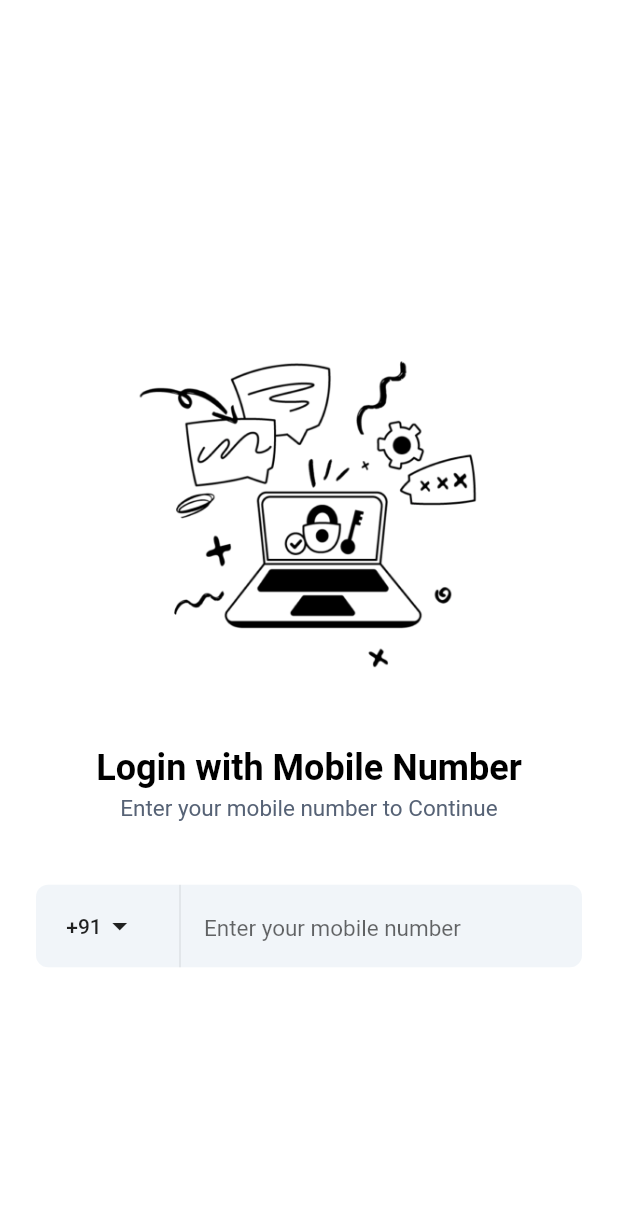
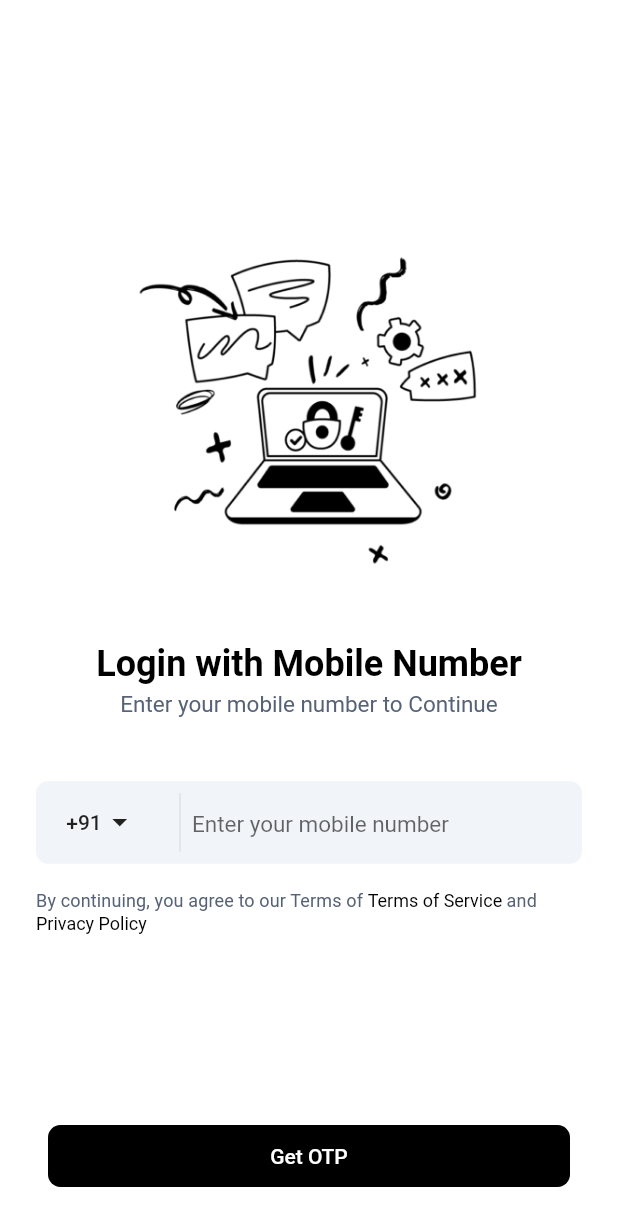
Before and after one commit to aninarafath6/arnhss, a Flutter app: the screen it shows after launch, after a tap on "Get Started", on a phone screen of 412 x 824 dp. Shown: the top 1226 px of the screen. Run offline on Flutter 3.47's test engine with Material 2 defaults, Android fonts, the phone set to English and light mode, and no system bars.

Commit message:
login ui

```diff
--- a/arnhss-app/lib/common/theme/text_theme.dart
+++ b/arnhss-app/lib/common/theme/text_theme.dart
@@ -19,4 +19,13 @@ class CustomTextTheme {
       height: 1.5,
     );
   }
+
+  static TextStyle paragraph2() {
+    return const TextStyle(
+      color: CustomColors.texty,
+      fontSize: 12,
+      fontWeight: FontWeight.normal,
+      height: 1.5,
+    );
+  }
 }
--- a/arnhss-app/lib/common/theme/theme.dart
+++ b/arnhss-app/lib/common/theme/theme.dart
@@ -9,8 +9,10 @@ class Theming {
     return ThemeData(
       scaffoldBackgroundColor: CustomColors.white,
       textTheme: TextTheme(
-          headline1: CustomTextTheme.headLine(),
-          subtitle1: CustomTextTheme.paragraph()),
+        headline1: CustomTextTheme.headLine(),
+        subtitle1: CustomTextTheme.paragraph(),
+        subtitle2: CustomTextTheme.paragraph2(),
+      ),
     );
   }
 }
--- a/arnhss-app/lib/features/authentication/login/view/login.dart
+++ b/arnhss-app/lib/features/authentication/login/view/login.dart
@@ -1,6 +1,5 @@
-import 'package:arnhss/common/constants/color_constants.dart';
 import 'package:arnhss/features/authentication/login/view/widgets/action_section.dart';
-import 'package:arnhss/features/authentication/login/view/widgets/input_box.dart';
+import 'package:arnhss/features/authentication/login/view/widgets/login_banner.dart';
 import 'package:arnhss/utils/dimensions.dart';
 import 'package:flutter/material.dart';
 
@@ -13,23 +12,21 @@ class LoginView extends StatelessWidget {
     return Scaffold(
       body: SafeArea(
         child: Padding(
-          padding: const EdgeInsets.all(24.0),
+          padding: const EdgeInsets.symmetric(horizontal: 24.0),
           child: Column(
             mainAxisAlignment: MainAxisAlignment.center,
             children: [
-              // const Spacer(),
-              Image.asset("assets/images/pngs/login 1.png"),
-              Text(
-                "Login with Mobile Number",
-                style: Theme.of(context).textTheme.headline1,
+              // const ActionSection(),
+              const Expanded(
+                flex: 3,
+                child: LoginBanner(),
               ),
-              Text(
-                'Enter your mobile number to Continue',
-                style: Theme.of(context).textTheme.subtitle1,
+              const Expanded(
+                flex: 2,
+                child: ActionSection(),
               ),
-              context.spacing(height: 5),
-              const ActionSection(),
-              // const Spacer(flex: 10),
+
+              context.spacing(height: 3),
             ],
           ),
         ),
--- a/arnhss-app/lib/features/authentication/login/view/widgets/action_section.dart
+++ b/arnhss-app/lib/features/authentication/login/view/widgets/action_section.dart
@@ -1,4 +1,6 @@
+import 'package:arnhss/common/constants/color_constants.dart';
 import 'package:arnhss/features/authentication/login/view/widgets/custom_button.dart';
+import 'package:arnhss/features/widgets/custom_button.dart';
 import 'package:arnhss/utils/dimensions.dart';
 import 'package:flutter/material.dart';
 
@@ -9,7 +11,10 @@ class ActionSection extends StatelessWidget {
 
   @override
   Widget build(BuildContext context) {
-    return Container(
+    return Column(
+      children: [
+        context.spacing(height: 5),
+        Container(
           padding: const EdgeInsets.symmetric(horizontal: 0),
           width: context.getWidth(100),
           height: 55,
@@ -17,6 +22,39 @@ class ActionSection extends StatelessWidget {
               color: const Color(0xfff1f5f9),
               borderRadius: BorderRadius.circular(8)),
           child: const CustomInput(),
+        ),
+        const SizedBox(height: 15),
+        RichText(
+          text: TextSpan(
+            children: [
+              TextSpan(
+                text: 'By continuing, you agree to our Terms of ',
+                style: Theme.of(context).textTheme.subtitle2,
+              ),
+              TextSpan(
+                text: 'Terms of Service ',
+                style: TextStyle(
+                  color: CustomColors.dark.withOpacity(1),
+                  fontSize: 12,
+                ),
+              ),
+              TextSpan(
+                text: 'and',
+                style: Theme.of(context).textTheme.subtitle2,
+              ),
+              TextSpan(
+                text: ' Privacy Policy',
+                style: TextStyle(
+                  fontSize: 12,
+                  color: CustomColors.dark.withOpacity(1),
+                ),
+              ),
+            ],
+          ),
+        ),
+        Spacer(),
+        const CustomButton(label: "Get OTP"),
+      ],
     );
   }
 }
--- a/arnhss-app/lib/features/authentication/login/view/widgets/custom_button.dart
+++ b/arnhss-app/lib/features/authentication/login/view/widgets/custom_button.dart
@@ -25,7 +25,10 @@ class CustomInput extends StatelessWidget {
             ],
           ),
         ),
-        const VerticalDivider(),
+        const Padding(
+          padding:  EdgeInsets.symmetric(vertical: 8.0),
+          child:  VerticalDivider(),
+        ),
         const InputBox(),
       ],
     );
--- a/arnhss-app/lib/features/authentication/login/view/widgets/input_box.dart
+++ b/arnhss-app/lib/features/authentication/login/view/widgets/input_box.dart
@@ -10,8 +10,6 @@ class InputBox extends StatelessWidget {
   Widget build(BuildContext context) {
     return Flexible(
         child: Center(
-      child: Padding(
-        padding: const EdgeInsets.symmetric(horizontal: 8.0),
       child: TextField(
         keyboardType: TextInputType.number,
         cursorColor: CustomColors.dark,
@@ -21,7 +19,6 @@ class InputBox extends StatelessWidget {
           hintText: "Enter your mobile number",
         ),
       ),
-      ),
     ));
   }
 }
--- /dev/null
+++ b/arnhss-app/lib/features/authentication/login/view/widgets/login_banner.dart
@@ -0,0 +1,25 @@
+import 'package:flutter/material.dart';
+
+class LoginBanner extends StatelessWidget {
+  const LoginBanner({
+    Key? key,
+  }) : super(key: key);
+
+  @override
+  Widget build(BuildContext context) {
+    return Column(
+      mainAxisAlignment: MainAxisAlignment.end,
+      children: [
+        Image.asset("assets/images/pngs/login 1.png"),
+        Text(
+          "Login with Mobile Number",
+          style: Theme.of(context).textTheme.headline1,
+        ),
+        Text(
+          'Enter your mobile number to Continue',
+          style: Theme.of(context).textTheme.subtitle1,
+        ),
+      ],
+    );
+  }
+}
--- a/arnhss-app/lib/features/widgets/custom_button.dart
+++ b/arnhss-app/lib/features/widgets/custom_button.dart
@@ -3,13 +3,15 @@ import 'package:arnhss/utils/dimensions.dart';
 import 'package:flutter/material.dart';
 
 class CustomButton extends StatelessWidget {
-  const CustomButton({
-    Key? key,
-    this.color = CustomColors.dark,
-    this.onTap,
-  }) : super(key: key);
+  const CustomButton(
+      {Key? key,
+      this.color = CustomColors.dark,
+      this.onTap,
+      this.label = "Get Started"})
+      : super(key: key);
 
   final Color color;
+  final String label;
   final Function()? onTap;
 
   @override
@@ -29,10 +31,10 @@ class CustomButton extends StatelessWidget {
             context.getHeight(1),
           ),
         ),
-        child: const Center(
+        child: Center(
           child: Text(
-            "Get Started",
-            style: TextStyle(
+            label,
+            style: const TextStyle(
               color: Colors.white,
             ),
           ),
```
Also changed, not shown: arnhss-app/lib/features/onboarding/views/onboarding_view.dart (line endings or trailing spaces). Lines whose indentation alone changed are shown as unchanged.
